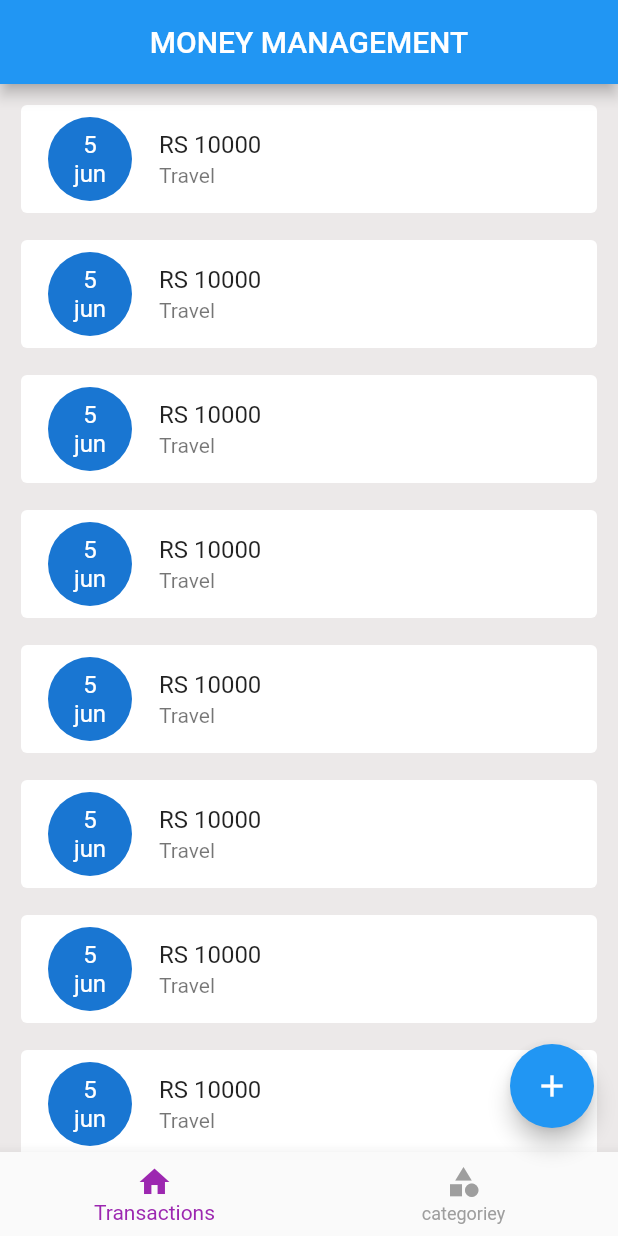
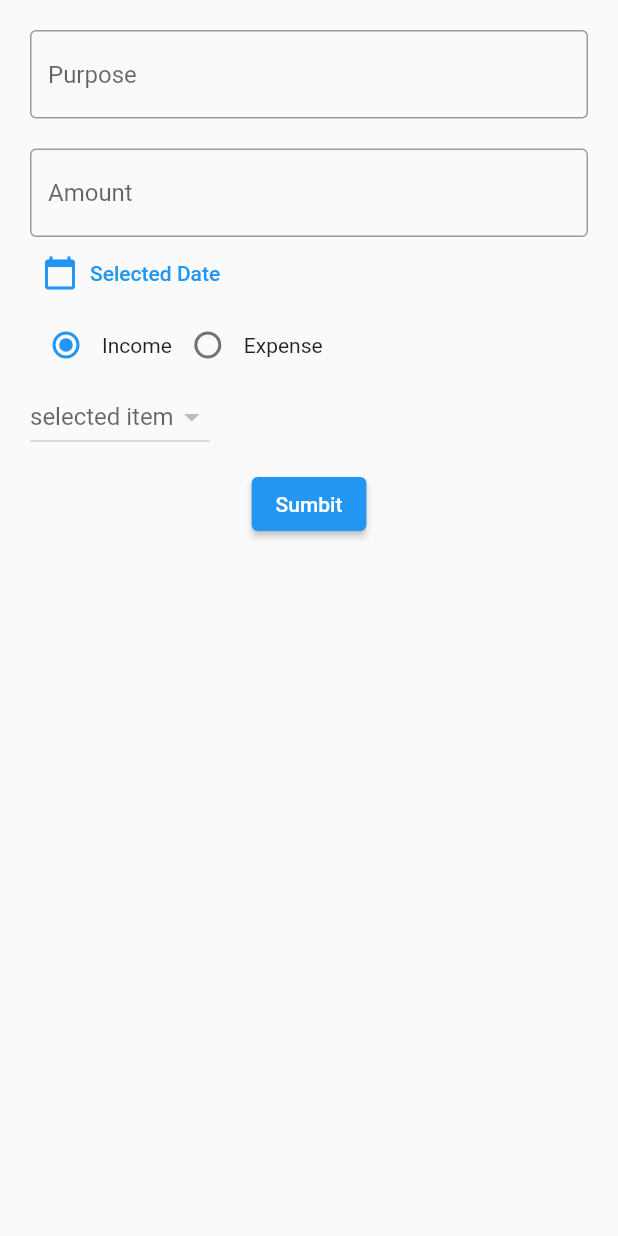
Before and after one commit to muhammedAnjoom/money_manager, a Flutter app: the screen it shows after launch, after a tap on the "add" icon, on a phone screen of 412 x 824 dp. Run offline on Flutter 3.47's test engine with Material 2 defaults, Android fonts, the phone set to English and light mode, and no system bars; our stand-ins replace flutter_slidable, hive_flutter; accounts and stored records are empty.

Commit message:
complete transaction

```diff
--- /dev/null
+++ b/lib/db/transtion/transtion_db.dart
@@ -0,0 +1,57 @@
+import 'package:flutter/material.dart';
+import 'package:hive_flutter/hive_flutter.dart';
+import 'package:money_app/model/transtion/transaction_model.dart';
+
+const TRANSACTION_DB_NAME ='transaction-db';
+
+abstract class TransactionDbFunction{
+  Future<void> addTransaction(TransctionModel obj);
+  Future<List<TransctionModel>> getTransaction();
+  Future<void> deleteTransaction(String transactionId);
+}
+
+class TransactionDb extends TransactionDbFunction {
+  TransactionDb._interal();
+
+  static TransactionDb instance = TransactionDb._interal();
+
+  factory TransactionDb(){
+    return instance;
+  }
+
+
+  ValueNotifier<List<TransctionModel>> transactionListNotifier = ValueNotifier([]);
+
+  @override
+  Future<void> addTransaction(TransctionModel obj) async{
+   final _db = await  Hive.openBox<TransctionModel>(TRANSACTION_DB_NAME);
+   _db.put(obj.id, obj);
+  //  refer();
+  }
+
+  Future<void> refresh() async{
+    final _list = await getTransaction();
+    _list.sort((first,second)=> second.date.compareTo(first.date));
+    transactionListNotifier.value.clear();
+    transactionListNotifier.value.addAll(_list);
+    transactionListNotifier.notifyListeners();
+  }
+
+  @override
+  Future<List<TransctionModel>> getTransaction() async{
+    final _db = await Hive.openBox<TransctionModel>(TRANSACTION_DB_NAME);
+
+    return _db.values.toList();
+
+  }
+
+  @override
+  Future<void> deleteTransaction(String transactionId) async{
+    final _db = await Hive.openBox<TransctionModel>(TRANSACTION_DB_NAME);
+    await _db.delete(transactionId);
+    refresh();
+
+  }
+
+
+}
--- a/lib/main.dart
+++ b/lib/main.dart
@@ -1,5 +1,7 @@
 import 'package:flutter/material.dart';
 import 'package:money_app/model/category/category_model.dart';
+import 'package:money_app/model/transtion/transaction_model.dart';
+import 'package:money_app/screens/add_transition/screen_add_trasition.dart';
 import 'package:money_app/screens/home/screen_home.dart';
 import 'package:hive_flutter/adapters.dart';
 
@@ -15,6 +17,10 @@ Future<void> main()async {
 
   if(!Hive.isAdapterRegistered(CategoryModelAdapter().typeId)){
     Hive.registerAdapter(CategoryModelAdapter());
+  }
+
+  if(!Hive.isAdapterRegistered(TransctionModelAdapter().typeId)){
+    Hive.registerAdapter(TransctionModelAdapter());
   }
   runApp(const MyApp());
 }
@@ -32,6 +38,9 @@ class MyApp extends StatelessWidget {
         primarySwatch: Colors.blue,
       ),
       home:  ScreenHome(),
+      routes: {
+        ScreenAddTranstion.routeName:(ctx) => const ScreenAddTranstion(),
+      },
     );
   }
 }
--- /dev/null
+++ b/lib/model/transtion/transaction_model.dart
@@ -0,0 +1,35 @@
+import 'package:hive_flutter/adapters.dart';
+import 'package:money_app/model/category/category_model.dart';
+part 'transaction_model.g.dart';
+
+@HiveType(typeId: 3)
+class TransctionModel{
+  @HiveField(0)
+  final String purpose;
+  @HiveField(1)
+  final double amount;
+  @HiveField(2)
+  final DateTime date;
+  @HiveField(3)
+  final CategoryType type;
+  @HiveField(4)
+  final CategoryModel category;
+  @HiveField(5)
+   String? id;
+
+  TransctionModel({
+    required this.purpose,
+    required this.amount,
+    required this.date,
+    required this.type,
+    required this.category
+    }) {
+      id = DateTime.now().millisecondsSinceEpoch.toString();
+    }
+
+    @override
+  String toString() {
+    // TODO: implement toString
+    return '$purpose $amount $date $type $category';
+  }
+}
--- /dev/null
+++ b/lib/screens/add_transition/screen_add_trasition.dart
@@ -0,0 +1,195 @@
+import 'package:flutter/material.dart';
+import 'package:money_app/db/category/category_db.dart';
+import 'package:money_app/db/transtion/transtion_db.dart';
+import 'package:money_app/model/category/category_model.dart';
+import 'package:money_app/model/transtion/transaction_model.dart';
+import 'package:money_app/screens/category/expones_categoeryList.dart';
+
+class ScreenAddTranstion extends StatefulWidget {
+  static const routeName = 'add-transtion';
+  const ScreenAddTranstion({Key? key}) : super(key: key);
+
+  @override
+  State<ScreenAddTranstion> createState() => _ScreenAddTranstionState();
+}
+
+class _ScreenAddTranstionState extends State<ScreenAddTranstion> {
+  DateTime? _selecteDate;
+  CategoryType? _selectedCategorytype;
+  CategoryModel? _selectedCategoryModel;
+  String? _categoryID;
+
+  final _purposeTextEditingController = TextEditingController();
+  final _amountTextEditingController = TextEditingController();
+
+  @override
+  void initState() {
+    // TODO: implement initState
+    _selectedCategorytype = CategoryType.income;
+    // TransactionDb().getTransaction().then((value){
+    //   print(value.toString());
+    // });
+    super.initState();
+  }
+
+  @override
+  Widget build(BuildContext context) {
+    return Scaffold(
+      body: SafeArea(
+          child: Center(
+              child: Padding(
+        padding: const EdgeInsets.all(20),
+        child: Column(crossAxisAlignment: CrossAxisAlignment.start, children: [
+          // Purshose widget
+          TextFormField(
+            controller: _purposeTextEditingController,
+            keyboardType: TextInputType.text,
+            decoration: const InputDecoration(
+                hintText: 'Purpose', border: OutlineInputBorder()),
+          ),
+          //size widget
+          const SizedBox(
+            height: 20,
+          ),
+          //Amount widget
+          TextFormField(
+            controller: _amountTextEditingController,
+              keyboardType: TextInputType.number,
+              decoration: const InputDecoration(
+                  hintText: 'Amount', border: OutlineInputBorder())),
+          //selected date widget
+
+          TextButton.icon(
+              onPressed: () async {
+                final _selectedDateTemp = await showDatePicker(
+                    context: context,
+                    initialDate: DateTime.now(),
+                    firstDate:
+                        DateTime.now().subtract(const Duration(days: 30)),
+                    lastDate: DateTime.now());
+                if (_selectedDateTemp == null) {
+                  return;
+                } else {
+                  print(_selectedDateTemp.toString());
+                  setState(() {
+                    _selecteDate = _selectedDateTemp;
+                  });
+                }
+              },
+              icon: const Icon(Icons.calendar_today),
+              label: Text(_selecteDate == null
+                  ? 'Selected Date'
+                  : _selecteDate!.toString())),
+
+          //radio button
+          Row(
+            mainAxisAlignment: MainAxisAlignment.start,
+            children: [
+              Row(
+                children: [
+                  Radio<CategoryType>(
+                      value: CategoryType.income,
+                      groupValue: _selectedCategorytype,
+                      onChanged: (newValue) {
+                        setState(() {
+                          _selectedCategorytype = CategoryType.income;
+                          _categoryID = null;
+                        });
+                      }),
+                  const Text('Income'),
+                ],
+              ),
+              Row(
+                children: [
+                  Radio<CategoryType>(
+                      value: CategoryType.expense,
+                      groupValue: _selectedCategorytype,
+                      onChanged: (newValue) {
+                        setState(() {
+                          _selectedCategorytype = CategoryType.expense;
+                          _categoryID = null;
+                        });
+                      }),
+                  const Text('Expense')
+                ],
+              ),
+            ],
+          ),
+          //catetgory type
+          DropdownButton<String>(
+              hint: const Text('selected item'),
+              value: _categoryID,
+              items: (_selectedCategorytype == CategoryType.income
+                      ? CategoryDB().incomeCategoryList
+                      : CategoryDB().exponseCategoryList)
+                  .value
+                  .map((e) {
+                return DropdownMenuItem(
+                  onTap: (){
+                    print(e.toString());
+                    _selectedCategoryModel = e;
+                  },
+                  value: e.id,
+                   child: Text(e.name));
+              }).toList(),
+              onChanged: (seletedValue) {
+                setState(() {
+                  _categoryID = seletedValue;
+                });
+                print(seletedValue);
+              }),
+          //sumbit
+          Row(
+            mainAxisAlignment: MainAxisAlignment.center,
+            children: [
+              Padding(
+                padding: const EdgeInsets.all(10),
+                child: ElevatedButton(
+                    onPressed: () {
+                      addTrasction();
+                      Navigator.of(context).pop();
+                      TransactionDb.instance.refresh();
+                    }, child: const Text('Sumbit')),
+              ),
+            ],
+          )
+        ]),
+      ))),
+    );
+  }
+
+  Future<void> addTrasction() async{
+    final _purposeText = _purposeTextEditingController.text;
+    final _amountText = _amountTextEditingController.text;
+    if(_purposeText.isEmpty){
+      return;
+    }
+    if(_amountText.isEmpty){
+      return;
+    }
+    if(_categoryID == null){
+      return;
+    }
+    if(_selecteDate == null){
+      return;
+    }
+    if(_selectedCategoryModel == null){
+      return;
+    }
+   final _parseAmount = double.tryParse(_amountText);
+   if(_parseAmount == null){
+     return;
+   }
+    // _selecteDate
+    // _selectedCategorytype
+    // _categoryID
+   final _model =  TransctionModel(
+      purpose: _purposeText,
+      amount: _parseAmount,
+      date: _selecteDate!,
+      type: _selectedCategorytype!,
+     category: _selectedCategoryModel!
+     );
+     TransactionDb.instance.addTransaction(_model);
+  }
+}
--- a/lib/screens/home/screen_home.dart
+++ b/lib/screens/home/screen_home.dart
@@ -1,6 +1,7 @@
 import 'package:flutter/material.dart';
 import 'package:money_app/db/category/category_db.dart';
 import 'package:money_app/model/category/category_model.dart';
+import 'package:money_app/screens/add_transition/screen_add_trasition.dart';
 import 'package:money_app/screens/category/category_add_popup.dart';
 import 'package:money_app/screens/category/screen_cateagory.dart';
 import 'package:money_app/screens/home/widget/bottom_navigation.dart';
@@ -33,6 +34,7 @@ class ScreenHome extends StatelessWidget {
         onPressed: () {
           if (selectedIndexNotifier.value == 0) {
             print('transtion');
+            Navigator.of(context).pushNamed(ScreenAddTranstion.routeName);
           } else {
             print('category');
             showCategoryAddPopup(context);
--- a/lib/screens/transctions/screen_transtion.dart
+++ b/lib/screens/transctions/screen_transtion.dart
@@ -1,26 +1,77 @@
+import 'package:flutter/foundation.dart';
 import 'package:flutter/material.dart';
+import 'package:flutter_slidable/flutter_slidable.dart';
+import 'package:intl/intl.dart';
+import 'package:money_app/db/category/category_db.dart';
+import 'package:money_app/db/transtion/transtion_db.dart';
+import 'package:money_app/model/category/category_model.dart';
+
+import '../../model/transtion/transaction_model.dart';
 
 class ScreenTranstions extends StatelessWidget {
-  const ScreenTranstions({ Key? key }) : super(key: key);
+  const ScreenTranstions({Key? key}) : super(key: key);
 
   @override
   Widget build(BuildContext context) {
+    TransactionDb.instance.refresh();
+    CategoryDB.instance.refresUI();
+    return ValueListenableBuilder(
+      valueListenable: TransactionDb.instance.transactionListNotifier,
+      builder:
+          (BuildContext context, List<TransctionModel> newList, Widget? _) {
         return ListView.separated(
             padding: const EdgeInsets.all(10),
-      itemBuilder: (ctx,index){
-      return const Card(
+            itemBuilder: (ctx, index) {
+              final _value = newList[index];
+              return Slidable(
+                key: Key(_value.id!),
+                startActionPane: ActionPane(
+                  motion: BehindMotion(),
+                  children: [
+                    SlidableAction(
+                      onPressed: (context) {
+                        TransactionDb.instance
+                            .deleteTransaction(_value.id.toString());
+                      },
+                      icon: Icons.delete,
+                      label: 'Delete',
+                      backgroundColor: Colors.red,
+                    )
+                  ],
+                ),
+                child: Card(
                   elevation: 0,
                   child: ListTile(
                     leading: CircleAvatar(
                       radius: 30,
-            child: Text('5\njun',textAlign: TextAlign.center,)
+                      child: Text(
+                        parseDate(_value.date),
+                        textAlign: TextAlign.center,
                       ),
-          title: Text('RS 10000'),
-          subtitle: Text('Travel'),
+                      backgroundColor: _value.type == CategoryType.income
+                          ? Colors.green
+                          : Colors.red,
+                    ),
+                    title: Text('RS ${_value.amount}'),
+                    subtitle: Text('${_value.category.name}'),
+                  ),
                 ),
               );
-    }, separatorBuilder: (ctx,index){
-      return const SizedBox(height: 10,);
-    }, itemCount: 10);
+            },
+            separatorBuilder: (ctx, index) {
+              return const SizedBox(
+                height: 10,
+              );
+            },
+            itemCount: newList.length);
+      },
+    );
+  }
+
+  String parseDate(DateTime date) {
+    final _date = DateFormat.MMMd().format(date);
+    final _spliteDate = _date.split(' ');
+    return '${_spliteDate.last}\n${_spliteDate.first}';
+    // return '${date.day}\n${date.month}';
   }
 }
--- a/pubspec.yaml
+++ b/pubspec.yaml
@@ -30,7 +30,9 @@ dependencies:
   cupertino_icons: ^1.0.2
   flutter:
     sdk: flutter
+  flutter_slidable: 1.3.0
   hive_flutter: ^1.1.0
+  intl: 0.17.0
 
 dev_dependencies:
   build_runner: ^2.1.11
```
Also changed, not shown: lib/model/transtion/transaction_model.g.dart (added), pubspec.lock. Lines whose indentation alone changed are shown as unchanged.
